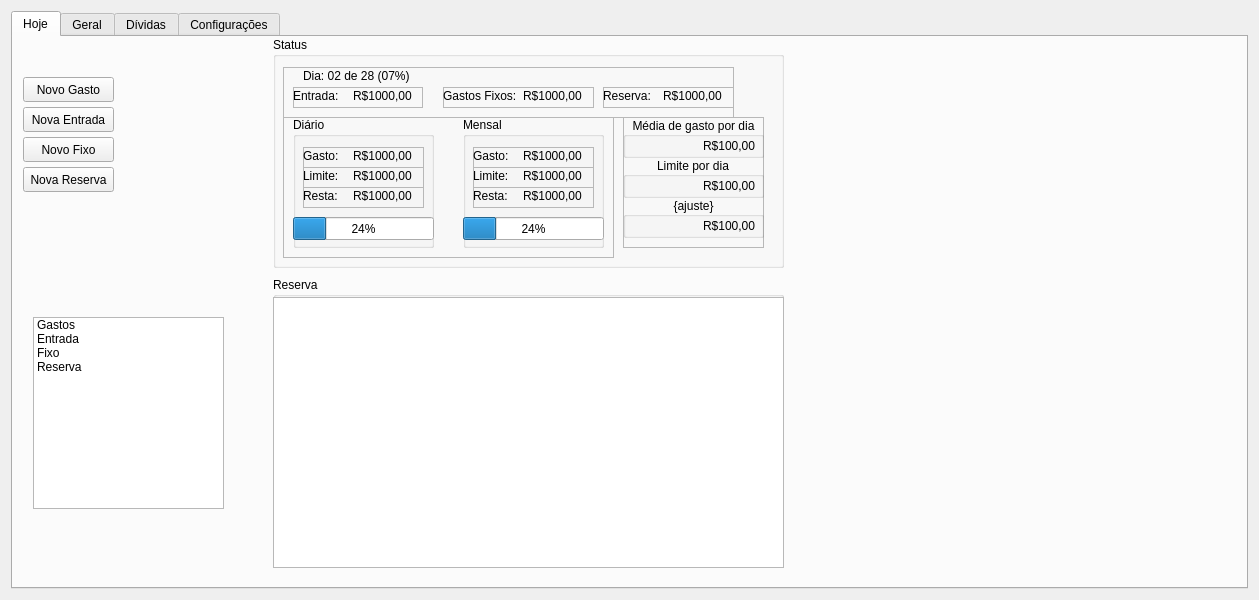
vazerick/controle_gastos, file ui/janela.ui: the form before one commit.
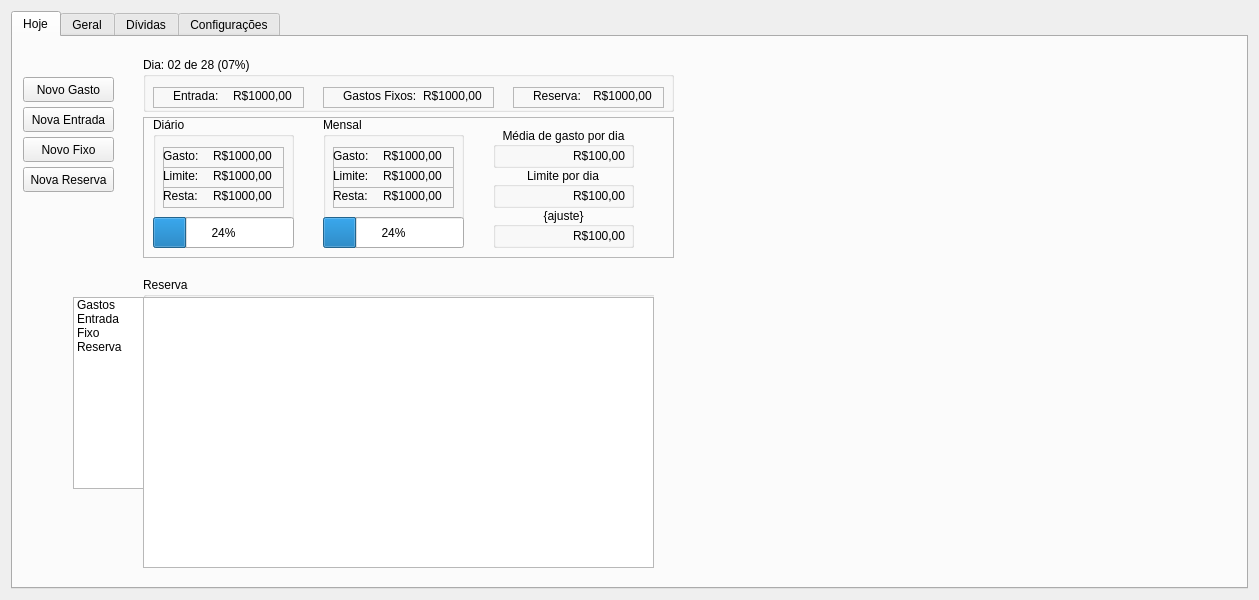
The form after the commit. Custom widgets are drawn as their Qt base class.

What changed in the file:
```diff
--- a/ui/janela.ui
+++ b/ui/janela.ui
@@ -35,24 +35,21 @@
       <attribute name="title">
        <string>Hoje</string>
       </attribute>
-      <widget class="QGroupBox" name="boxStatus">
+      <widget class="QFrame" name="boxStatus">
        <property name="geometry">
         <rect>
-         <x>260</x>
+         <x>120</x>
          <y>0</y>
-         <width>511</width>
+         <width>561</width>
          <height>231</height>
         </rect>
        </property>
-       <property name="title">
-        <string>Status</string>
-       </property>
        <widget class="QFrame" name="frame">
         <property name="geometry">
          <rect>
           <x>10</x>
           <y>80</y>
-          <width>331</width>
+          <width>531</width>
           <height>141</height>
          </rect>
         </property>
@@ -71,6 +68,12 @@
            <height>131</height>
           </rect>
          </property>
+         <property name="accessibleName">
+          <string>progresso</string>
+         </property>
+         <property name="styleSheet">
+          <string notr="true"/>
+         </property>
          <property name="title">
           <string>Diário</string>
          </property>
@@ -206,7 +209,7 @@
             <x>0</x>
             <y>100</y>
             <width>141</width>
-            <height>23</height>
+            <height>31</height>
            </rect>
           </property>
           <property name="maximum">
@@ -361,7 +364,7 @@
             <x>0</x>
             <y>100</y>
             <width>141</width>
-            <height>23</height>
+            <height>31</height>
            </rect>
           </property>
           <property name="value">
@@ -369,27 +372,11 @@
           </property>
          </widget>
         </widget>
-       </widget>
-       <widget class="QFrame" name="frameDiario">
-        <property name="geometry">
-         <rect>
-          <x>350</x>
-          <y>80</y>
-          <width>141</width>
-          <height>131</height>
-         </rect>
-        </property>
-        <property name="frameShape">
-         <enum>QFrame::StyledPanel</enum>
-        </property>
-        <property name="frameShadow">
-         <enum>QFrame::Raised</enum>
-        </property>
         <widget class="QGroupBox" name="boxMedia">
          <property name="geometry">
           <rect>
-           <x>0</x>
-           <y>0</y>
+           <x>350</x>
+           <y>10</y>
            <width>141</width>
            <height>41</height>
           </rect>
@@ -417,8 +404,8 @@
         <widget class="QGroupBox" name="boxLimiteDia">
          <property name="geometry">
           <rect>
-           <x>0</x>
-           <y>40</y>
+           <x>350</x>
+           <y>50</y>
            <width>141</width>
            <height>41</height>
           </rect>
@@ -446,8 +433,8 @@
         <widget class="QGroupBox" name="boxAjuste">
          <property name="geometry">
           <rect>
-           <x>0</x>
-           <y>80</y>
+           <x>350</x>
+           <y>90</y>
            <width>141</width>
            <height>41</height>
           </rect>
@@ -473,40 +460,24 @@
          </widget>
         </widget>
        </widget>
-       <widget class="QFrame" name="frame_2">
+       <widget class="QGroupBox" name="groupDia">
         <property name="geometry">
          <rect>
           <x>10</x>
-          <y>30</y>
-          <width>451</width>
-          <height>51</height>
+          <y>20</y>
+          <width>531</width>
+          <height>55</height>
          </rect>
         </property>
-        <property name="frameShape">
-         <enum>QFrame::StyledPanel</enum>
+        <property name="title">
+         <string>Dia: 02 de 28 (07%)</string>
         </property>
-        <property name="frameShadow">
-         <enum>QFrame::Raised</enum>
-        </property>
-        <widget class="QLabel" name="labelDia">
-         <property name="geometry">
-          <rect>
-           <x>20</x>
-           <y>0</y>
-           <width>121</width>
-           <height>17</height>
-          </rect>
-         </property>
-         <property name="text">
-          <string>Dia: 02 de 28 (07%)</string>
-         </property>
-        </widget>
         <widget class="QFrame" name="frameTotalEntrada">
          <property name="geometry">
           <rect>
            <x>10</x>
-           <y>20</y>
-           <width>130</width>
+           <y>30</y>
+           <width>151</width>
            <height>21</height>
           </rect>
          </property>
@@ -519,7 +490,7 @@
          <widget class="QLabel" name="labelTotalEntrada">
           <property name="geometry">
            <rect>
-            <x>0</x>
+            <x>20</x>
             <y>0</y>
             <width>54</width>
             <height>17</height>
@@ -532,7 +503,7 @@
          <widget class="QLabel" name="labelTotalEntradaV">
           <property name="geometry">
            <rect>
-            <x>60</x>
+            <x>80</x>
             <y>0</y>
             <width>71</width>
             <height>17</height>
@@ -546,9 +517,9 @@
         <widget class="QFrame" name="frameTotalFixo">
          <property name="geometry">
           <rect>
-           <x>160</x>
-           <y>20</y>
-           <width>151</width>
+           <x>180</x>
+           <y>30</y>
+           <width>171</width>
            <height>21</height>
           </rect>
          </property>
@@ -561,7 +532,7 @@
          <widget class="QLabel" name="labelTotalFixo">
           <property name="geometry">
            <rect>
-            <x>0</x>
+            <x>20</x>
             <y>0</y>
             <width>81</width>
             <height>17</height>
@@ -574,7 +545,7 @@
          <widget class="QLabel" name="labelTotalFixoV">
           <property name="geometry">
            <rect>
-            <x>80</x>
+            <x>100</x>
             <y>0</y>
             <width>71</width>
             <height>17</height>
@@ -588,9 +559,9 @@
         <widget class="QFrame" name="frameTotalReserva">
          <property name="geometry">
           <rect>
-           <x>320</x>
-           <y>20</y>
-           <width>131</width>
+           <x>370</x>
+           <y>30</y>
+           <width>151</width>
            <height>21</height>
           </rect>
          </property>
@@ -603,7 +574,7 @@
          <widget class="QLabel" name="labelTotalReserva">
           <property name="geometry">
            <rect>
-            <x>0</x>
+            <x>20</x>
             <y>0</y>
             <width>54</width>
             <height>17</height>
@@ -616,7 +587,7 @@
          <widget class="QLabel" name="labelTotalReservaV">
           <property name="geometry">
            <rect>
-            <x>60</x>
+            <x>80</x>
             <y>0</y>
             <width>71</width>
             <height>17</height>
@@ -648,7 +619,7 @@
        </property>
        <property name="geometry">
         <rect>
-         <x>260</x>
+         <x>130</x>
          <y>240</y>
          <width>511</width>
          <height>291</height>
@@ -891,7 +862,7 @@
           <rect>
            <x>0</x>
            <y>0</y>
-           <width>511</width>
+           <width>521</width>
            <height>291</height>
           </rect>
          </property>
@@ -998,12 +969,24 @@
       <widget class="QListWidget" name="listMenu">
        <property name="geometry">
         <rect>
-         <x>20</x>
-         <y>280</y>
-         <width>191</width>
+         <x>60</x>
+         <y>260</y>
+         <width>71</width>
          <height>192</height>
         </rect>
        </property>
+       <property name="accessibleName">
+        <string>selecao</string>
+       </property>
+       <property name="alternatingRowColors">
+        <bool>false</bool>
+       </property>
+       <property name="textElideMode">
+        <enum>Qt::ElideMiddle</enum>
+       </property>
+       <property name="isWrapping" stdset="0">
+        <bool>true</bool>
+       </property>
        <item>
         <property name="text">
          <string>Gastos</string>
@@ -1028,9 +1011,9 @@
       <widget class="PlotPizza" name="graficoPizza" native="true">
        <property name="geometry">
         <rect>
-         <x>780</x>
+         <x>670</x>
          <y>10</y>
-         <width>441</width>
+         <width>551</width>
          <height>261</height>
         </rect>
        </property>
@@ -1038,9 +1021,9 @@
       <widget class="PlotBarra" name="graficoBarra" native="true">
        <property name="geometry">
         <rect>
-         <x>780</x>
+         <x>670</x>
          <y>270</y>
-         <width>441</width>
+         <width>551</width>
          <height>261</height>
         </rect>
        </property>
```
Left out of the diff: 36 changed lines with no effect on the pictures.
